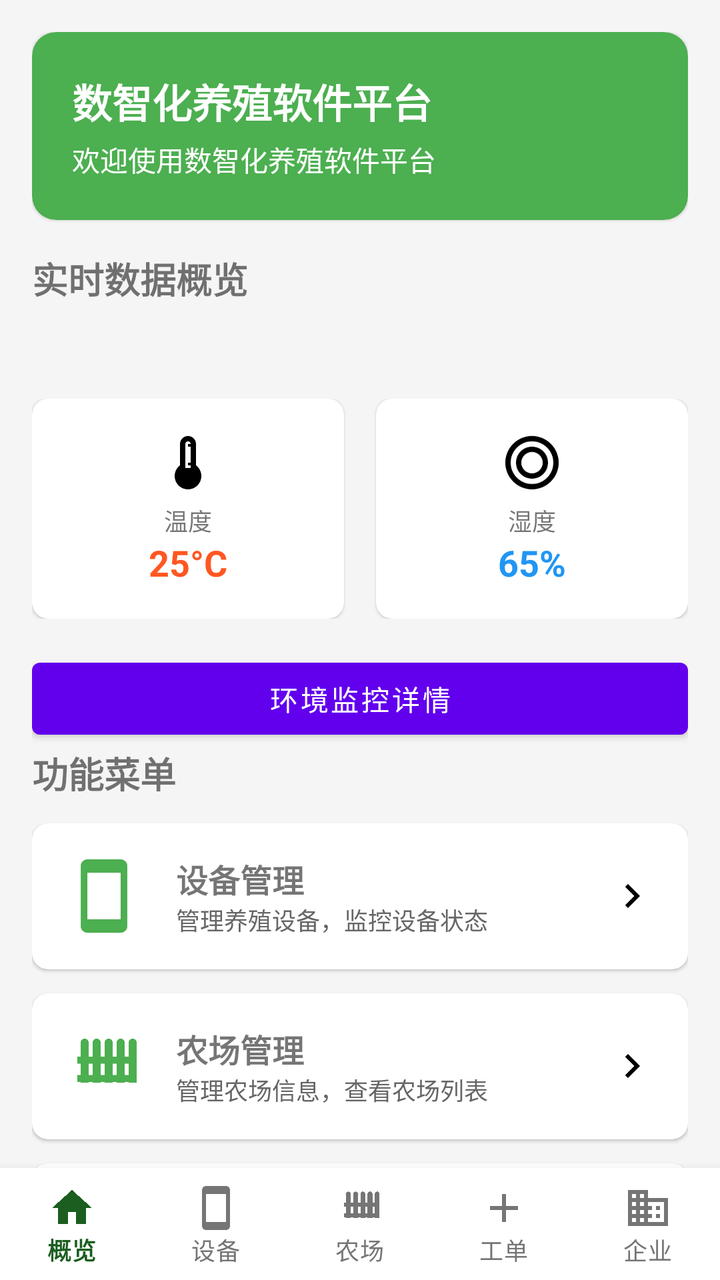
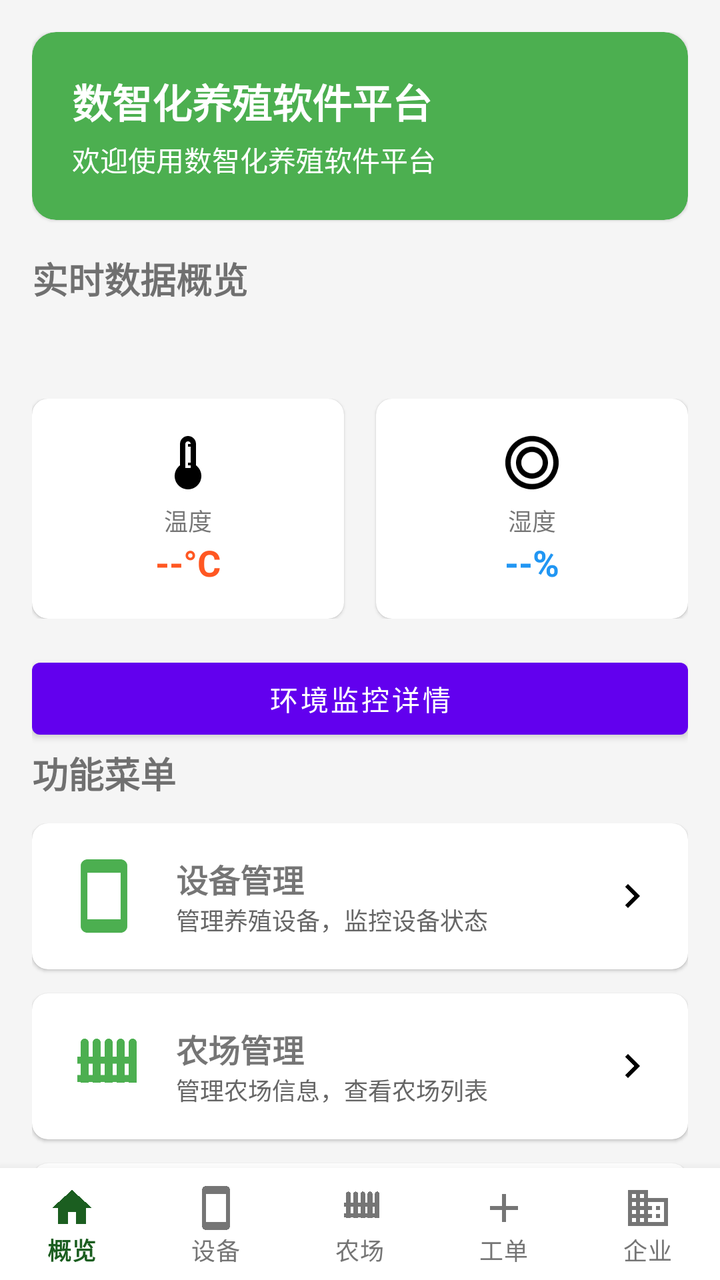

An Android layout rendered at two revisions. The XML below is the earlier revision; the diff shows what the commit changed to produce the second picture.
<!-- AndroidManifest.xml: application theme Theme.Modelfarm -->
<!-- res/layout/activity_dashboard.xml -->
<?xml version="1.0" encoding="utf-8"?>
<androidx.coordinatorlayout.widget.CoordinatorLayout xmlns:android="http://schemas.android.com/apk/res/android"
    xmlns:app="http://schemas.android.com/apk/res-auto"
    android:layout_width="match_parent"
    android:layout_height="match_parent"
    android:background="#F5F5F5"
    android:fitsSystemWindows="true">

    <androidx.core.widget.NestedScrollView
        android:id="@+id/dashboardContent"
        android:layout_width="match_parent"
        android:layout_height="match_parent"
        android:clipToPadding="false"
        android:paddingBottom="96dp"
        app:layout_behavior="@string/appbar_scrolling_view_behavior">

        <LinearLayout
            android:layout_width="match_parent"
            android:layout_height="wrap_content"
            android:orientation="vertical"
            android:padding="16dp">

        
        <com.google.android.material.card.MaterialCardView
            android:layout_width="match_parent"
            android:layout_height="wrap_content"
            android:layout_marginBottom="16dp"
            app:cardCornerRadius="12dp"
            app:cardBackgroundColor="#4CAF50">

            <LinearLayout
                android:layout_width="match_parent"
                android:layout_height="wrap_content"
                android:orientation="horizontal"
                android:padding="20dp"
                android:gravity="center_vertical">

                <LinearLayout
                    android:layout_width="0dp"
                    android:layout_height="wrap_content"
                    android:layout_weight="1"
                    android:orientation="vertical">

                    <TextView
                        android:layout_width="wrap_content"
                        android:layout_height="wrap_content"
                        android:text="数智化养殖软件平台"
                        android:textColor="@android:color/white"
                        android:textSize="20sp"
                        android:textStyle="bold"/>

                    <TextView
                        android:id="@+id/tv_welcome"
                        android:layout_width="wrap_content"
                        android:layout_height="wrap_content"
                        android:layout_marginTop="4dp"
                        android:text="欢迎使用数智化养殖软件平台"
                        android:textColor="@android:color/white"
                        android:textSize="14sp" />

                </LinearLayout>

            </LinearLayout>
        </com.google.android.material.card.MaterialCardView>

        
        <TextView
            android:layout_width="wrap_content"
            android:layout_height="wrap_content"
            android:text="实时数据概览"
            android:textSize="18sp"
            android:textStyle="bold"
            android:layout_marginBottom="12dp" />

        
        <LinearLayout
            android:layout_width="match_parent"
            android:layout_height="wrap_content"
            android:orientation="horizontal"
            android:layout_marginBottom="16dp">

            <TextView
                android:id="@+id/tv_farm_count"
                android:layout_width="0dp"
                android:layout_height="wrap_content"
                android:layout_weight="1"
              
                android:textSize="14sp"
                android:textColor="#666666"
                android:gravity="center" />

            <TextView
                android:id="@+id/tv_device_count"
                android:layout_width="0dp"
                android:layout_height="wrap_content"
                android:layout_weight="1"
                
                android:textSize="14sp"
                android:textColor="#666666"
                android:gravity="center" />

            <TextView
                android:id="@+id/tv_alert_count"
                android:layout_width="0dp"
                android:layout_height="wrap_content"
                android:layout_weight="1"
               
                android:textSize="14sp"
                android:textColor="#666666"
                android:gravity="center" />

        </LinearLayout>

        <LinearLayout
            android:layout_width="match_parent"
            android:layout_height="wrap_content"
            android:orientation="horizontal"
            android:layout_marginBottom="16dp">

            
            <com.google.android.material.card.MaterialCardView
                android:layout_width="0dp"
                android:layout_height="wrap_content"
                android:layout_weight="1"
                android:layout_marginEnd="8dp"
                app:cardCornerRadius="8dp">

                <LinearLayout
                    android:layout_width="match_parent"
                    android:layout_height="wrap_content"
                    android:orientation="vertical"
                    android:padding="16dp"
                    android:gravity="center">

                    <ImageView
                        android:layout_width="32dp"
                        android:layout_height="32dp"
                        android:src="@drawable/ic_thermometer"
                        android:contentDescription="温度" />

                    <TextView
                        android:layout_width="wrap_content"
                        android:layout_height="wrap_content"
                        android:text="温度"
                        android:textSize="12sp"
                        android:layout_marginTop="4dp" />

                    <TextView
                        android:id="@+id/tv_temperature"
                        android:layout_width="wrap_content"
                        android:layout_height="wrap_content"
                        android:text="25°C"
                        android:textSize="18sp"
                        android:textStyle="bold"
                        android:textColor="#FF5722" />

                </LinearLayout>
            </com.google.android.material.card.MaterialCardView>

            
            <com.google.android.material.card.MaterialCardView
                android:layout_width="0dp"
                android:layout_height="wrap_content"
                android:layout_weight="1"
                android:layout_marginStart="8dp"
                app:cardCornerRadius="8dp">

                <LinearLayout
                    android:layout_width="match_parent"
                    android:layout_height="wrap_content"
                    android:orientation="vertical"
                    android:padding="16dp"
                    android:gravity="center">

                    <ImageView
                        android:layout_width="32dp"
                        android:layout_height="32dp"
                        android:src="@drawable/ic_humidity"
                        android:contentDescription="湿度" />

                    <TextView
                        android:layout_width="wrap_content"
                        android:layout_height="wrap_content"
                        android:text="湿度"
                        android:textSize="12sp"
                        android:layout_marginTop="4dp" />

                    <TextView
                        android:id="@+id/tv_humidity"
                        android:layout_width="wrap_content"
                        android:layout_height="wrap_content"
                        android:text="65%"
                        android:textSize="18sp"
                        android:textStyle="bold"
                        android:textColor="#2196F3" />

                </LinearLayout>
            </com.google.android.material.card.MaterialCardView>

        </LinearLayout>

        
            <Button
                android:id="@+id/btn_env_detail"
                android:layout_width="match_parent"
                android:layout_height="wrap_content" android:text="环境监控详情"/>
            <TextView
            android:layout_width="wrap_content"
            android:layout_height="wrap_content"
            android:text="功能菜单"
            android:textSize="18sp"
            android:textStyle="bold"
            android:layout_marginBottom="12dp" />

        <LinearLayout
            android:layout_width="match_parent"
            android:layout_height="wrap_content"
            android:orientation="vertical">

            
            <com.google.android.material.card.MaterialCardView
                android:id="@+id/card_device_management"
                android:layout_width="match_parent"
                android:layout_height="wrap_content"
                android:layout_marginBottom="12dp"
                app:cardCornerRadius="8dp"
                android:clickable="true"
                android:focusable="true"
                android:foreground="?android:attr/selectableItemBackground">

                <LinearLayout
                    android:layout_width="match_parent"
                    android:layout_height="wrap_content"
                    android:orientation="horizontal"
                    android:padding="16dp"
                    android:gravity="center_vertical">

                    <ImageView
                        android:layout_width="40dp"
                        android:layout_height="40dp"
                        android:src="@drawable/ic_device"
                        android:contentDescription="设备管理" />

                    <LinearLayout
                        android:layout_width="0dp"
                        android:layout_height="wrap_content"
                        android:layout_weight="1"
                        android:orientation="vertical"
                        android:layout_marginStart="16dp">

                        <TextView
                            android:layout_width="wrap_content"
                            android:layout_height="wrap_content"
                            android:text="设备管理"
                            android:textSize="16sp"
                            android:textStyle="bold" />

                        <TextView
                            android:layout_width="wrap_content"
                            android:layout_height="wrap_content"
                            android:text="管理养殖设备，监控设备状态"
                            android:textSize="12sp"
                            android:textColor="#666666" />

                    </LinearLayout>

                    <ImageView
                        android:layout_width="24dp"
                        android:layout_height="24dp"
                        android:src="@drawable/ic_arrow_right"
                        android:contentDescription="进入" />

                </LinearLayout>
            </com.google.android.material.card.MaterialCardView>


            
            <com.google.android.material.card.MaterialCardView
                android:id="@+id/card_farm_management"
                android:layout_width="match_parent"
                android:layout_height="wrap_content"
                android:layout_marginBottom="12dp"
                app:cardCornerRadius="8dp"
                android:clickable="true"
                android:focusable="true"
                android:foreground="?android:attr/selectableItemBackground">

                <LinearLayout
                    android:layout_width="match_parent"
                    android:layout_height="wrap_content"
                    android:orientation="horizontal"
                    android:padding="16dp"
                    android:gravity="center_vertical">

                    <ImageView
                        android:layout_width="40dp"
                        android:layout_height="40dp"
                        android:src="@drawable/ic_farm"
                        android:contentDescription="农场管理" />

                    <LinearLayout
                        android:layout_width="0dp"
                        android:layout_height="wrap_content"
                        android:layout_weight="1"
                        android:orientation="vertical"
                        android:layout_marginStart="16dp">

                        <TextView
                            android:layout_width="wrap_content"
                            android:layout_height="wrap_content"
                            android:text="农场管理"
                            android:textSize="16sp"
                            android:textStyle="bold" />

                        <TextView
                            android:layout_width="wrap_content"
                            android:layout_height="wrap_content"
                            android:text="管理农场信息，查看农场列表"
                            android:textSize="12sp"
                            android:textColor="#666666" />

                    </LinearLayout>

                    <ImageView
                        android:layout_width="24dp"
                        android:layout_height="24dp"
                        android:src="@drawable/ic_arrow_right"
                        android:contentDescription="进入" />

                </LinearLayout>
            </com.google.android.material.card.MaterialCardView>


            
            <com.google.android.material.card.MaterialCardView
                android:id="@+id/card_company_info"
                android:layout_width="match_parent"
                android:layout_height="wrap_content"
                android:layout_marginBottom="12dp"
                app:cardCornerRadius="8dp"
                android:clickable="true"
                android:focusable="true"
                android:foreground="?android:attr/selectableItemBackground">

                <LinearLayout
                    android:layout_width="match_parent"
                    android:layout_height="wrap_content"
                    android:orientation="horizontal"
                    android:padding="16dp"
                    android:gravity="center_vertical">

                    <ImageView
                        android:layout_width="40dp"
                        android:layout_height="40dp"
                        android:src="@drawable/ic_company"
                        android:contentDescription="企业信息" />

                    <LinearLayout
                        android:layout_width="0dp"
                        android:layout_height="wrap_content"
                        android:layout_weight="1"
                        android:orientation="vertical"
                        android:layout_marginStart="16dp">

                        <TextView
                            android:layout_width="wrap_content"
                            android:layout_height="wrap_content"
                            android:text="企业信息"
                            android:textSize="16sp"
                            android:textStyle="bold" />

                        <TextView
                            android:layout_width="wrap_content"
                            android:layout_height="wrap_content"
                            android:text="查看和管理企业信息"
                            android:textSize="12sp"
                            android:textColor="#666666" />

                    </LinearLayout>

                    <ImageView
                        android:layout_width="24dp"
                        android:layout_height="24dp"
                        android:src="@drawable/ic_arrow_right"
                        android:contentDescription="进入" />

                </LinearLayout>
            </com.google.android.material.card.MaterialCardView>

            
            <com.google.android.material.card.MaterialCardView
                android:id="@+id/card_profile"
                android:layout_width="match_parent"
                android:layout_height="wrap_content"
                android:layout_marginBottom="12dp"
                app:cardCornerRadius="8dp"
                android:clickable="true"
                android:focusable="true"
                android:foreground="?android:attr/selectableItemBackground">

                <LinearLayout
                    android:layout_width="match_parent"
                    android:layout_height="wrap_content"
                    android:orientation="horizontal"
                    android:padding="16dp"
                    android:gravity="center_vertical">

                    <ImageView
                        android:layout_width="40dp"
                        android:layout_height="40dp"
                        android:src="@drawable/ic_person"
                        android:contentDescription="个人资料" />

                    <LinearLayout
                        android:layout_width="0dp"
                        android:layout_height="wrap_content"
                        android:layout_weight="1"
                        android:orientation="vertical"
                        android:layout_marginStart="16dp">

                        <TextView
                            android:layout_width="wrap_content"
                            android:layout_height="wrap_content"
                            android:text="个人资料"
                            android:textSize="16sp"
                            android:textStyle="bold" />

                        <TextView
                            android:layout_width="wrap_content"
                            android:layout_height="wrap_content"
                            android:text="查看和编辑个人信息"
                            android:textSize="12sp"
                            android:textColor="#666666" />

                    </LinearLayout>

                    <ImageView
                        android:layout_width="24dp"
                        android:layout_height="24dp"
                        android:src="@drawable/ic_arrow_right"
                        android:contentDescription="进入" />

                </LinearLayout>
            </com.google.android.material.card.MaterialCardView>

            
            <com.google.android.material.card.MaterialCardView
                android:id="@+id/card_order_management"
                android:layout_width="match_parent"
                android:layout_height="wrap_content"
                android:layout_marginBottom="12dp"
                app:cardCornerRadius="8dp"
                android:clickable="true"
                android:focusable="true"
                android:foreground="?android:attr/selectableItemBackground">

                <LinearLayout
                    android:layout_width="match_parent"
                    android:layout_height="wrap_content"
                    android:orientation="horizontal"
                    android:padding="16dp"
                    android:gravity="center_vertical">

                    <ImageView
                        android:layout_width="40dp"
                        android:layout_height="40dp"
                        android:src="@drawable/ic_create"
                        android:contentDescription="工单管理" />

                    <LinearLayout
                        android:layout_width="0dp"
                        android:layout_height="wrap_content"
                        android:layout_weight="1"
                        android:orientation="vertical"
                        android:layout_marginStart="16dp">

                        <TextView
                            android:layout_width="wrap_content"
                            android:layout_height="wrap_content"
                            android:text="工单管理"
                            android:textSize="16sp"
                            android:textStyle="bold" />

                        <TextView
                            android:layout_width="wrap_content"
                            android:layout_height="wrap_content"
                            android:text="创建和管理工作工单"
                            android:textSize="12sp"
                            android:textColor="#666666" />

                    </LinearLayout>

                    <ImageView
                        android:layout_width="24dp"
                        android:layout_height="24dp"
                        android:src="@drawable/ic_arrow_right"
                        android:contentDescription="进入" />

                </LinearLayout>
            </com.google.android.material.card.MaterialCardView>
            <com.google.android.material.card.MaterialCardView
                android:id="@+id/card_admin"
                android:layout_width="match_parent"
                android:layout_height="wrap_content"
                android:layout_marginBottom="12dp"
                app:cardCornerRadius="8dp"
                android:clickable="true"
                android:focusable="true"
                android:foreground="?android:attr/selectableItemBackground">

                <LinearLayout
                    android:layout_width="match_parent"
                    android:layout_height="wrap_content"
                    android:orientation="horizontal"
                    android:padding="16dp"
                    android:gravity="center_vertical">

                    <ImageView
                        android:layout_width="40dp"
                        android:layout_height="40dp"
                        android:src="@drawable/ic_company"
                        android:contentDescription="切换到企业" />

                    <LinearLayout
                        android:layout_width="0dp"
                        android:layout_height="wrap_content"
                        android:layout_weight="1"
                        android:orientation="vertical"
                        android:layout_marginStart="16dp">

                        <TextView
                            android:layout_width="wrap_content"
                            android:layout_height="wrap_content"
                            android:text="切换到企业"
                            android:textSize="16sp"
                            android:textStyle="bold" />

                        <TextView
                            android:layout_width="wrap_content"
                            android:layout_height="wrap_content"
                            android:text="查看和管理企业员工"
                            android:textSize="12sp"
                            android:textColor="#666666" />

                    </LinearLayout>

                    <ImageView
                        android:layout_width="24dp"
                        android:layout_height="24dp"
                        android:src="@drawable/ic_arrow_right"
                        android:contentDescription="进入" />

                </LinearLayout>
            </com.google.android.material.card.MaterialCardView>
        </LinearLayout>

        </LinearLayout>

    </androidx.core.widget.NestedScrollView>

    <com.google.android.material.bottomnavigation.BottomNavigationView
        android:id="@+id/bottomNavigation"
        android:layout_width="match_parent"
        android:layout_height="wrap_content"
        app:labelVisibilityMode="labeled"
        android:layout_gravity="bottom"
        android:background="@android:color/white"
        app:itemIconTint="@color/bottom_nav_item_color"
        app:itemTextColor="@color/bottom_nav_item_color"
        app:menu="@menu/menu_bottom_navigation" />

</androidx.coordinatorlayout.widget.CoordinatorLayout>
<!-- resources referenced by this layout -->
<resources>
  <!-- drawable ic_arrow_right (drawable) -->
  <vector xmlns:android="http://schemas.android.com/apk/res/android"
      android:width="24dp"
      android:height="24dp"
      android:viewportWidth="24"
      android:viewportHeight="24"
      android:tint="?attr/colorOnSurface">
    <path
        android:fillColor="@android:color/white"
        android:pathData="M8.59,16.59L13.17,12 8.59,7.41 10,6l6,6 -6,6 -1.41,-1.41z"/>
  </vector>
  <!-- drawable ic_company (drawable) -->
  <vector xmlns:android="http://schemas.android.com/apk/res/android"
      android:width="24dp"
      android:height="24dp"
      android:viewportWidth="24"
      android:viewportHeight="24"
      android:tint="#4CAF50">
    <path
        android:fillColor="@android:color/white"
        android:pathData="M12,7V3H2v18h20V7H12zM6,19H4v-2h2V19zM6,15H4v-2h2V15zM6,11H4V9h2V11zM6,7H4V5h2V7zM10,19H8v-2h2V19zM10,15H8v-2h2V15zM10,11H8V9h2V11zM10,7H8V5h2V7zM20,19h-8v-2h2v-2h-2v-2h2v-2h-2V9h8V19zM18,11h-2v2h2V11zM18,15h-2v2h2V15z"/>
  </vector>
  <!-- drawable ic_create (drawable) -->
  <?xml version="1.0" encoding="utf-8"?>
  <vector xmlns:android="http://schemas.android.com/apk/res/android"
      android:width="24dp"
      android:height="24dp"
      android:viewportWidth="24"
      android:viewportHeight="24"
      android:tint="#4CAF50">
      <path
          android:fillColor="@android:color/white"
          android:pathData="M19,13h-6v6h-2v-6H5v-2h6V5h2v6h6v2z"/>
  </vector>
  <!-- drawable ic_device (drawable) -->
  <vector xmlns:android="http://schemas.android.com/apk/res/android"
      android:width="24dp"
      android:height="24dp"
      android:viewportWidth="24"
      android:viewportHeight="24"
      android:tint="#4CAF50">
    <path
        android:fillColor="@android:color/white"
        android:pathData="M17,1.01L7,1c-1.1,0 -1.99,0.9 -1.99,2v18c0,1.1 0.89,2 2,2h10c1.1,0 2,-0.9 2,-2V3c0,-1.1 -0.9,-1.99 -2,-1.99zM17,19H7V5h10v14z"/>
  </vector>
  <!-- drawable ic_humidity (drawable) -->
  <vector xmlns:android="http://schemas.android.com/apk/res/android"
      android:width="24dp"
      android:height="24dp"
      android:viewportWidth="24"
      android:viewportHeight="24"
      android:tint="?attr/colorOnSurface">
    <path
        android:fillColor="@android:color/white"
        android:pathData="M12,2C6.48,2 2,6.48 2,12s4.48,10 10,10 10,-4.48 10,-10S17.52,2 12,2zM12,20c-4.41,0 -8,-3.59 -8,-8s3.59,-8 8,-8 8,3.59 8,8 -3.59,8 -8,8zM12,6c-3.31,0 -6,2.69 -6,6s2.69,6 6,6 6,-2.69 6,-6 -2.69,-6 -6,-6zM12,16c-2.21,0 -4,-1.79 -4,-4s1.79,-4 4,-4 4,1.79 4,4 -1.79,4 -4,4z"/>
  </vector>
  <!-- drawable ic_person (drawable) -->
  <?xml version="1.0" encoding="utf-8"?>
  <vector xmlns:android="http://schemas.android.com/apk/res/android"
      android:width="24dp"
      android:height="24dp"
      android:viewportWidth="24"
      android:viewportHeight="24">
      <path
          android:fillColor="#4CAF50"
          android:pathData="M12,12C14.21,12 16,10.21 16,8C16,5.79 14.21,4 12,4C9.79,4 8,5.79 8,8C8,10.21 9.79,12 12,12ZM12,14C9.33,14 4,15.34 4,18L4,20L20,20L20,18C20,15.34 14.67,14 12,14Z" />
  </vector>
  <!-- drawable ic_thermometer (drawable) -->
  <vector xmlns:android="http://schemas.android.com/apk/res/android"
      android:width="24dp"
      android:height="24dp"
      android:viewportWidth="24"
      android:viewportHeight="24"
      android:tint="?attr/colorOnSurface">
    <path
        android:fillColor="@android:color/white"
        android:pathData="M15,13V5c0,-1.66 -1.34,-3 -3,-3S9,3.34 9,5v8c-1.21,0.91 -2,2.37 -2,4c0,2.76 2.24,5 5,5s5,-2.24 5,-5C17,15.37 16.21,13.91 15,13zM11,5c0,-0.55 0.45,-1 1,-1s1,0.45 1,1h-1v1h1v6h-1v1h1v1h-2V5z"/>
  </vector>
  <style name="Theme.Modelfarm" parent="Theme.MaterialComponents.Light.NoActionBar" />
  <!-- unchanged entries left out for length: 1 -->
</resources>

<!-- the commit's change to res/layout/activity_dashboard.xml (unified diff, before → after) -->
@@ -149,7 +149,7 @@
                         android:id="@+id/tv_temperature"
                         android:layout_width="wrap_content"
                         android:layout_height="wrap_content"
-                        android:text="25°C"
+                        android:text="--°C"
                         android:textSize="18sp"
                         android:textStyle="bold"
                         android:textColor="#FF5722" />
@@ -189,7 +189,7 @@
                         android:id="@+id/tv_humidity"
                         android:layout_width="wrap_content"
                         android:layout_height="wrap_content"
-                        android:text="65%"
+                        android:text="--%"
                         android:textSize="18sp"
                         android:textStyle="bold"
                         android:textColor="#2196F3" />
